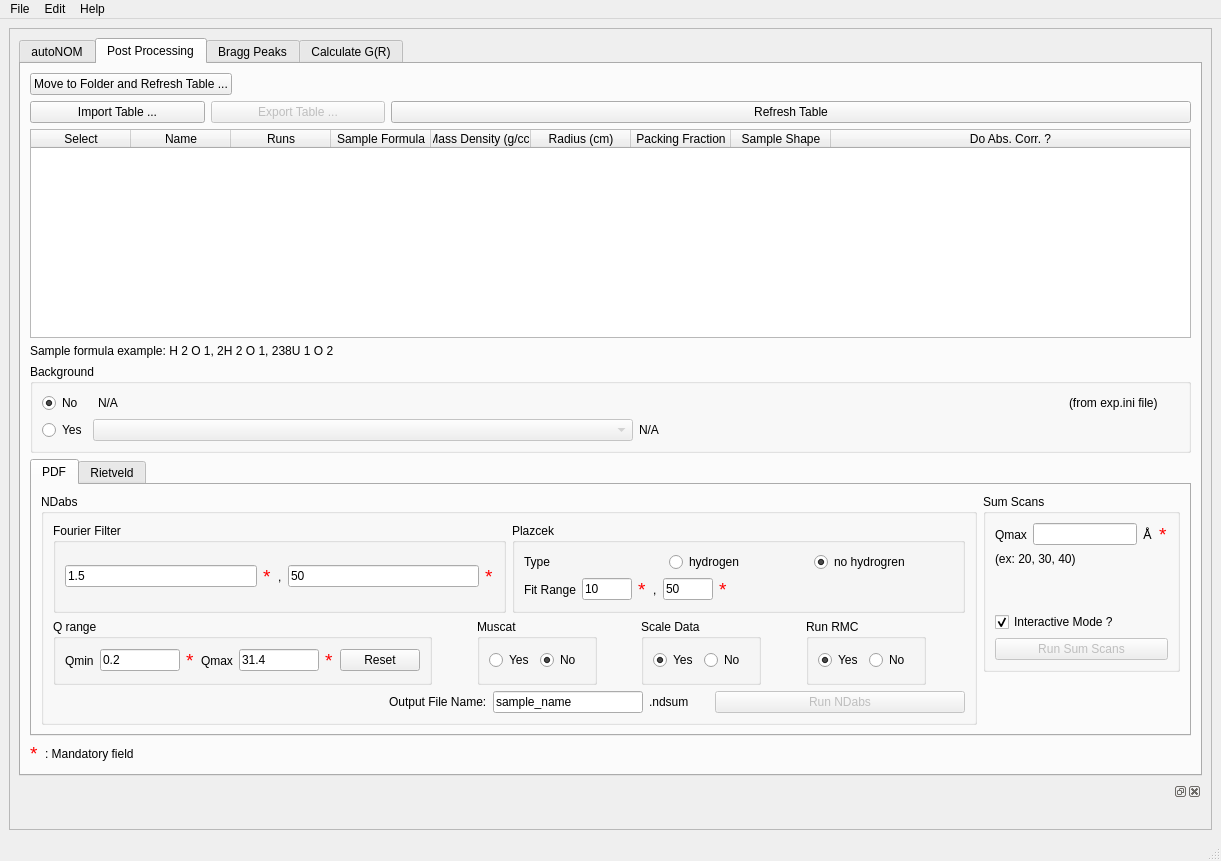
First picture: the form in designer/ui_mainWindow.ui, repository neutrons/addie, before the edit.
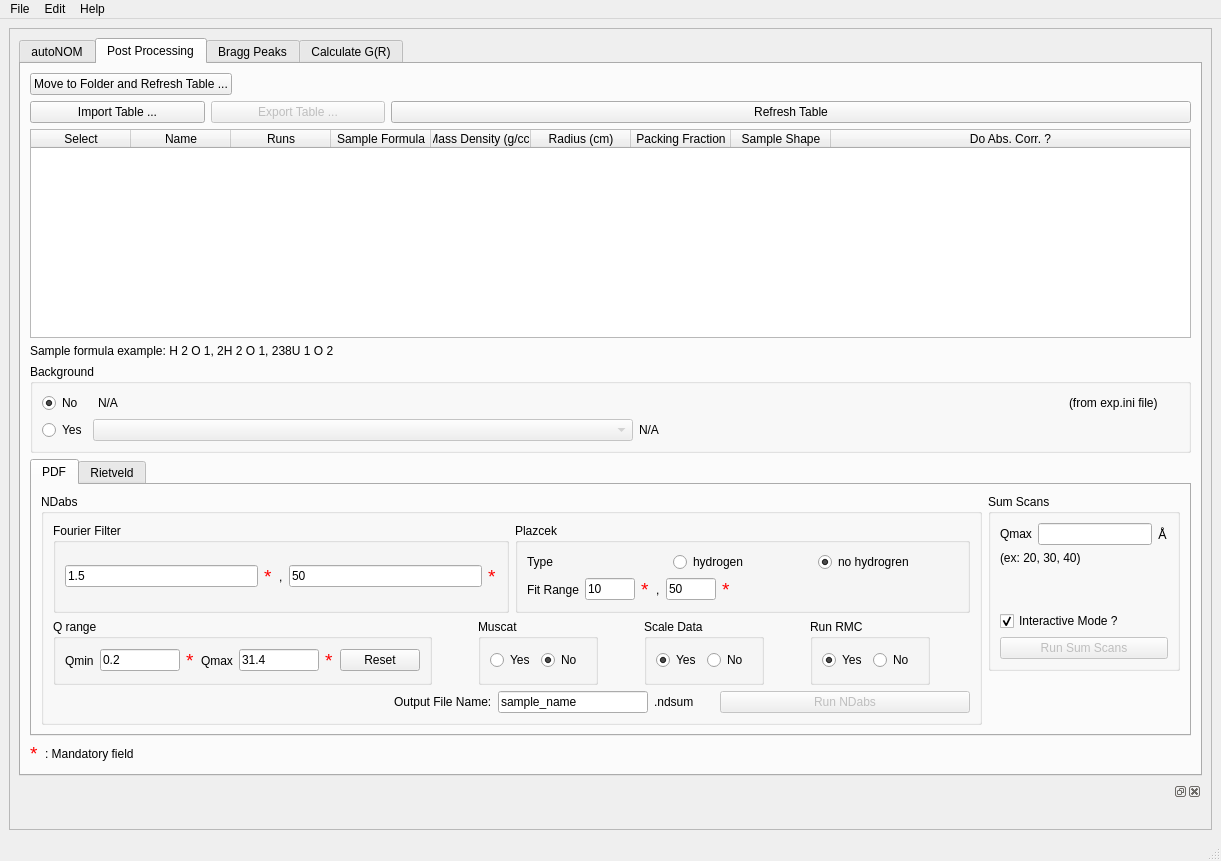
Second picture: the form after the edit. The open tabs and pages were chosen to show the change. Custom widgets are drawn as their Qt base class.

```diff
--- a/designer/ui_mainWindow.ui
+++ b/designer/ui_mainWindow.ui
@@ -2022,18 +2022,6 @@
                            </property>
                           </widget>
                          </item>
-                         <item>
-                          <widget class="QLabel" name="label_18">
-                           <property name="font">
-                            <font>
-                             <pointsize>14</pointsize>
-                            </font>
-                           </property>
-                           <property name="text">
-                            <string>&lt;html&gt;&lt;head/&gt;&lt;body&gt;&lt;p&gt;&lt;span style=&quot; color:#ff0000;&quot;&gt;*&lt;/span&gt;&lt;/p&gt;&lt;/body&gt;&lt;/html&gt;</string>
-                           </property>
-                          </widget>
-                         </item>
                         </layout>
                        </item>
                        <item>
```
Left out of the diff: 4 changed lines with no effect on the pictures.
